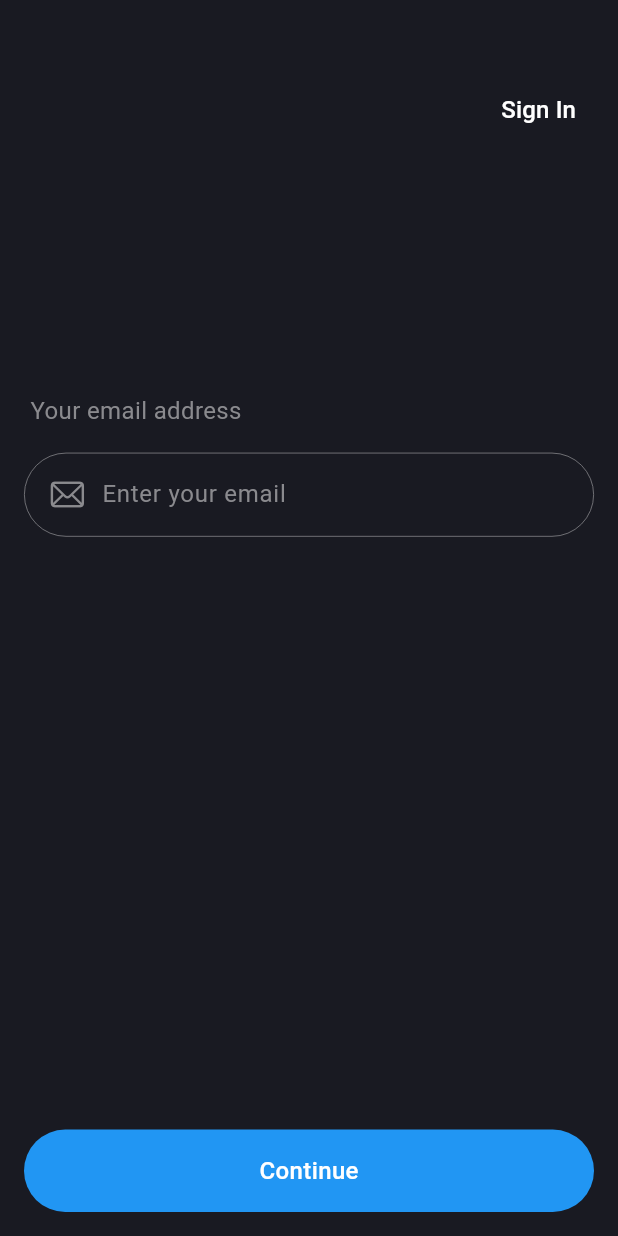
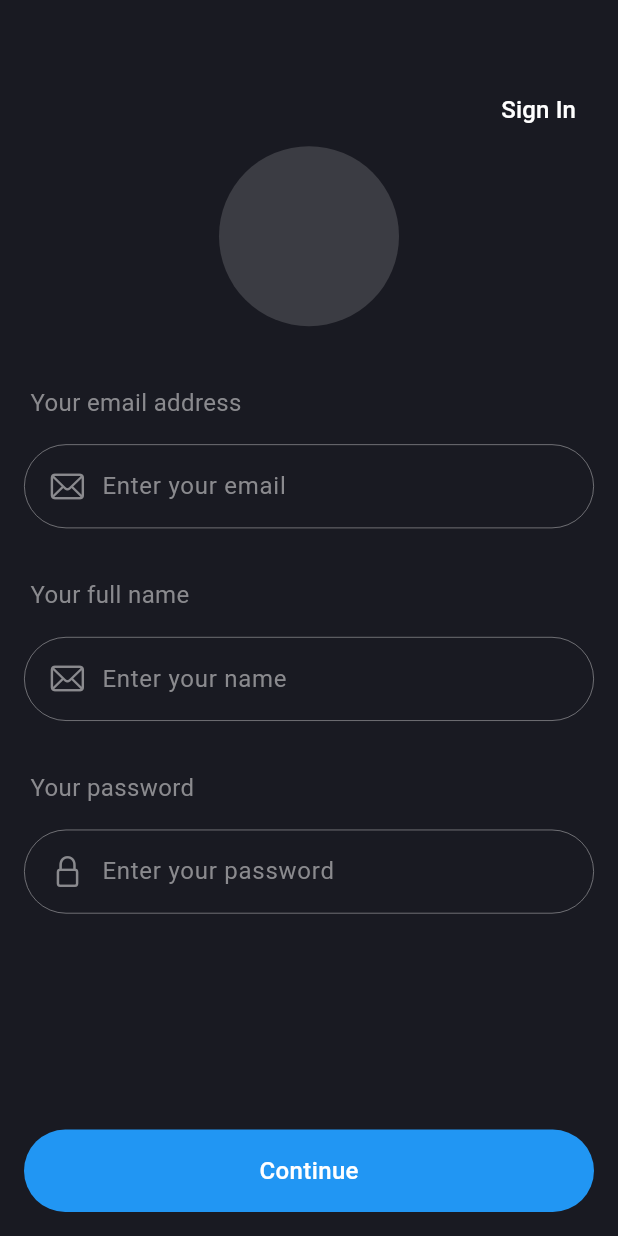
Before and after one commit to kazimasum07/task-master, a Flutter app: the SignUpScreen screen opened directly, on a phone screen of 412 x 824 dp. Run offline on Flutter 3.47's test engine with Material 3 defaults, Android fonts, the phone set to English and light mode, and no system bars; our stand-ins replace firebase_core, flutter_native_splash; accounts and stored records are empty; Roboto replaces fonts that are missing (Poppins); statements that could not run were skipped.

Commit message:
Sign up screen ui modifiying

```diff
--- a/lib/features/authentications/sign_up/ui/sign_up_screen.dart
+++ b/lib/features/authentications/sign_up/ui/sign_up_screen.dart
@@ -14,6 +14,8 @@ class SignUpScreen extends StatefulWidget {
 
 class _SignUpScreenState extends State<SignUpScreen> {
   late TextEditingController emailController;
+  late TextEditingController passwordController;
+  late TextEditingController fullNameController;
   final GlobalKey<FormState> _formKey = GlobalKey<FormState>();
   @override
   Widget build(BuildContext context) {
@@ -23,6 +25,7 @@ class _SignUpScreenState extends State<SignUpScreen> {
         onTap: (){
           FocusScope.of(context).unfocus();
         },
+        child: SingleChildScrollView(
           child: Container(
             height: size.height*1,
             width: size.width*1,
@@ -44,6 +47,10 @@ class _SignUpScreenState extends State<SignUpScreen> {
                             child: Text("Sign In",style: TMCustomTextStyle.buttonTextStyle,)
                         )
                       ],),
+                    CircleAvatar(
+                      radius: 60,
+                      backgroundColor: TMCustomColors.hintLevelTextColor.withOpacity(0.3),
+                    )
                   ],
                 ),
 
@@ -115,6 +122,89 @@ class _SignUpScreenState extends State<SignUpScreen> {
                         },
                       ),
                       SizedBox(height: size.height*0.04),
+
+                      Text(" Your full name ",style: TMCustomTextStyle.hintTextStyle),
+                      SizedBox(height: size.height*0.02),
+                      TextFormField(
+                        keyboardType: TextInputType.emailAddress,
+                        textInputAction: TextInputAction.next,
+                        controller: fullNameController,
+                        style: TMCustomTextStyle.textStyle,
+                        cursorColor: TMCustomColors.primaryColor,
+                        decoration: InputDecoration(
+                            filled: true,
+                            fillColor: TMCustomColors.backgroundColor,
+                            contentPadding: const EdgeInsets.all(16.0),
+                            prefixIcon:  const Padding(
+                              padding: EdgeInsets.only(left: 10),
+                              child: Icon(CupertinoIcons.mail,
+                                  color: TMCustomColors.hintLevelTextColor),
+                            ),
+                            hintText: "Enter your name",
+                            hintStyle: TMCustomTextStyle.hintTextStyle,
+                            border: InputBorder.none,
+                            focusedBorder: buildOutlineInputBorder(),
+                            enabledBorder: buildOutlineInputBorder(),
+                            disabledBorder: buildOutlineInputBorder(),
+                            errorBorder: buildOutlineInputBorder(),
+                            focusedErrorBorder: buildOutlineInputBorder()
+                        ),
+                        validator: (value) {
+                          // Email validation logic here
+                          if (value!.isEmpty) {
+                            return 'Please enter your name';
+                          }
+                          else {
+                            return null;
+                          }
+                        },
+                      ),
+                      SizedBox(height: size.height*0.04),Text(" Your password",style: TMCustomTextStyle.hintTextStyle),
+                      SizedBox(height: size.height*0.02),
+                      TextFormField(
+                        keyboardType: TextInputType.visiblePassword,
+                        textInputAction: TextInputAction.done,
+                        controller: passwordController,
+                        style: TMCustomTextStyle.textStyle,
+                        cursorColor: TMCustomColors.primaryColor,
+                        decoration: InputDecoration(
+                            filled: true,
+                            fillColor: TMCustomColors.backgroundColor,
+                            contentPadding: const EdgeInsets.all(16.0),
+                            prefixIcon:  const Padding(
+                              padding: EdgeInsets.only(left: 10),
+                              child: Icon(CupertinoIcons.padlock,
+                                  color: TMCustomColors.hintLevelTextColor),
+                            ),
+                            hintText: "Enter your password",
+                            hintStyle: TMCustomTextStyle.hintTextStyle,
+                            border: InputBorder.none,
+                            focusedBorder: buildOutlineInputBorder(),
+                            enabledBorder: buildOutlineInputBorder(),
+                            disabledBorder: buildOutlineInputBorder(),
+                            errorBorder: buildOutlineInputBorder(),
+                            focusedErrorBorder: buildOutlineInputBorder()
+                        ),
+                        validator: (value) {
+                          // Email validation logic here
+                          if (value!.isEmpty) {
+                            return 'Please enter a password';
+                          } else if (value.length < 8) {
+                            return 'Password must be at least 8 characters';
+                          } else {
+                            if (!value.contains(RegExp(r'[a-z]'))) {
+                              return 'Password must contain at least one lowercase letter';
+                            } else if (!value.contains(RegExp(r'[A-Z]'))) {
+                              return 'Password must contain at least one uppercase letter';
+                            } else if (!value.contains(RegExp(r'\d'))) {
+                              return 'Password must contain at least one number';
+                            } else {
+                              return null;
+                            }
+                          }
+                        },
+                      ),
+                      SizedBox(height: size.height*0.04),
                     ],
                   ),
                 ),
@@ -137,6 +227,7 @@ class _SignUpScreenState extends State<SignUpScreen> {
             ),
           ),
         ),
+      ),
     );
   }
 
@@ -153,6 +244,8 @@ class _SignUpScreenState extends State<SignUpScreen> {
 
   initialization(){
     emailController = TextEditingController();
+    passwordController = TextEditingController();
+    fullNameController = TextEditingController();
   }
   taskMaster(){
     initialization();
@@ -168,5 +261,7 @@ class _SignUpScreenState extends State<SignUpScreen> {
   void dispose() {
     super.dispose();
     emailController.dispose();
+    passwordController.dispose();
+    fullNameController.dispose();
   }
 }
```
Lines whose indentation alone changed are shown as unchanged.
